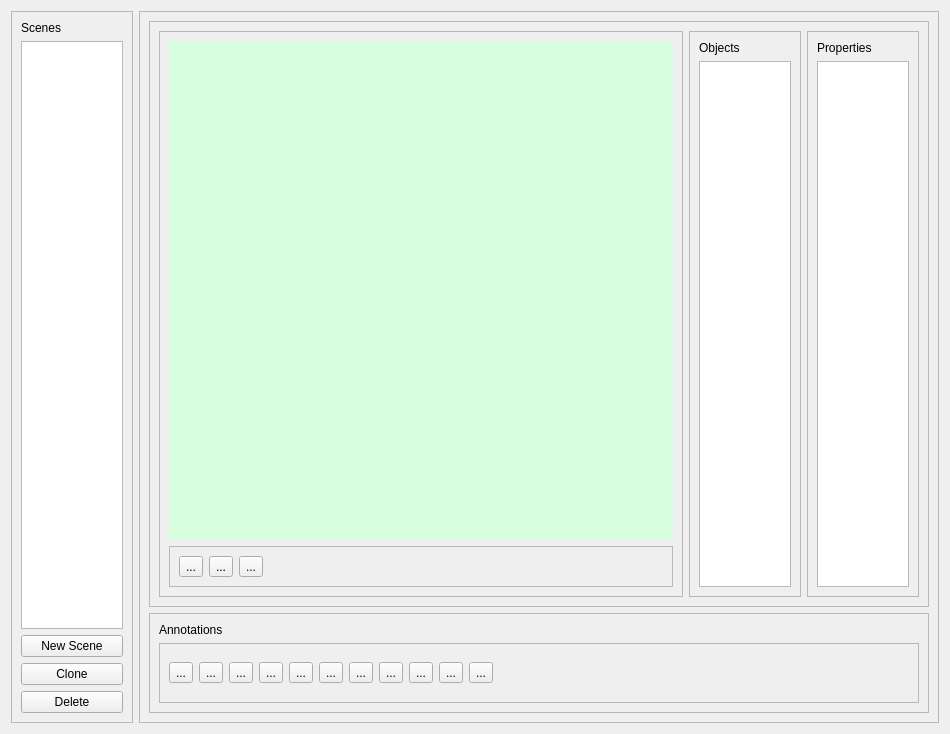
Old version of the form isar/ui/scene_definition.ui in the repository zardosht/isar.
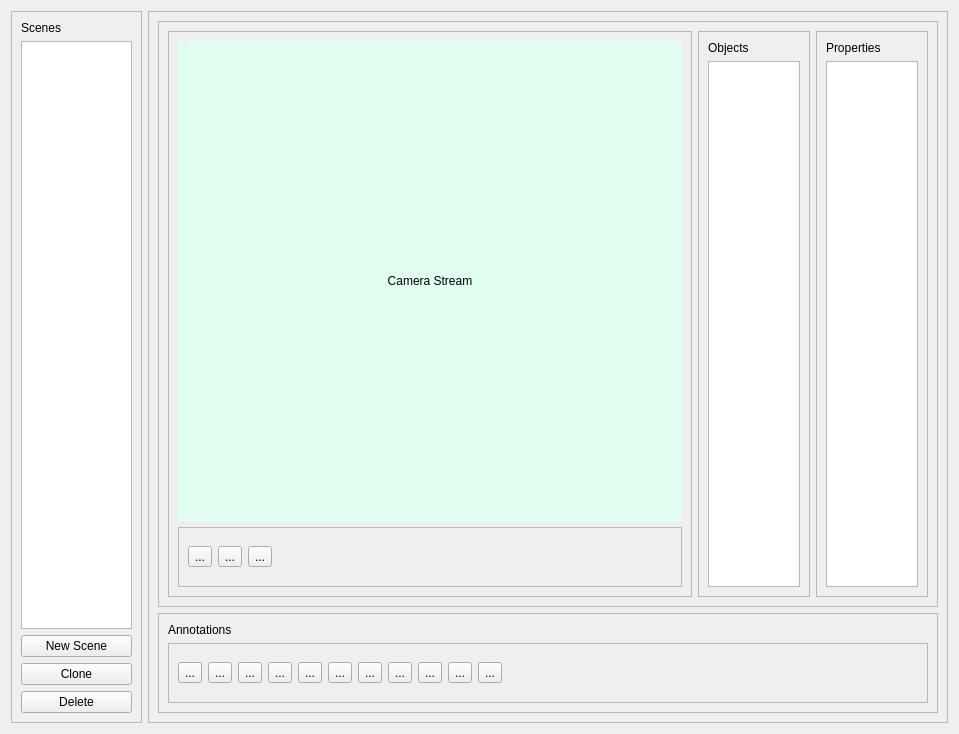
New version of the form. Icons and pictures are not drawn.

Commit message: - cleaned up a little bit. - changed the camera_view widget to a QLabel - added camera package

```diff
--- a/isar/ui/scene_definition.ui
+++ b/isar/ui/scene_definition.ui
@@ -6,7 +6,7 @@
    <rect>
     <x>0</x>
     <y>0</y>
-    <width>950</width>
+    <width>959</width>
     <height>734</height>
    </rect>
   </property>
@@ -127,15 +127,15 @@
            </property>
            <layout class="QVBoxLayout" name="verticalLayout_6">
             <item>
-             <widget class="QWidget" name="camera_view" native="true">
-              <property name="sizePolicy">
-               <sizepolicy hsizetype="Preferred" vsizetype="Preferred">
-                <horstretch>0</horstretch>
-                <verstretch>95</verstretch>
-               </sizepolicy>
-              </property>
+             <widget class="QLabel" name="camera_view">
               <property name="styleSheet">
-               <string notr="true">background-color: rgb(215, 255, 223);</string>
+               <string notr="true">background-color: rgb(224, 255, 241);</string>
+              </property>
+              <property name="text">
+               <string>Camera Stream</string>
+              </property>
+              <property name="alignment">
+               <set>Qt::AlignCenter</set>
               </property>
              </widget>
             </item>
```
The commit also changes 3 other files.
